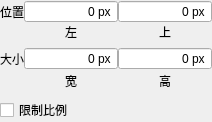
Old version of the form BIWidgets/pospropertywidget/pospropertyform.ui in the repository lsyeei/dashboard.
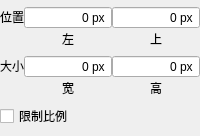
New version of the form.

Diff of the .ui file:
```diff
--- a/BIWidgets/pospropertywidget/pospropertyform.ui
+++ b/BIWidgets/pospropertywidget/pospropertyform.ui
@@ -6,16 +6,22 @@
    <rect>
     <x>0</x>
     <y>0</y>
-    <width>212</width>
-    <height>122</height>
+    <width>200</width>
+    <height>136</height>
    </rect>
   </property>
   <property name="sizePolicy">
-   <sizepolicy hsizetype="Preferred" vsizetype="Preferred">
+   <sizepolicy hsizetype="Preferred" vsizetype="Minimum">
     <horstretch>0</horstretch>
     <verstretch>0</verstretch>
    </sizepolicy>
   </property>
+  <property name="minimumSize">
+   <size>
+    <width>0</width>
+    <height>0</height>
+   </size>
+  </property>
   <property name="windowTitle">
    <string>Form</string>
   </property>
@@ -24,26 +30,29 @@
     <number>0</number>
    </property>
    <property name="sizeConstraint">
-    <enum>QLayout::SizeConstraint::SetNoConstraint</enum>
+    <enum>QLayout::SizeConstraint::SetMinimumSize</enum>
    </property>
    <property name="leftMargin">
     <number>0</number>
    </property>
    <property name="topMargin">
-    <number>0</number>
+    <number>5</number>
    </property>
    <property name="rightMargin">
     <number>0</number>
    </property>
    <property name="bottomMargin">
-    <number>0</number>
+    <number>5</number>
    </property>
    <item>
     <layout class="QHBoxLayout" name="horizontalLayout">
+     <property name="sizeConstraint">
+      <enum>QLayout::SizeConstraint::SetMinimumSize</enum>
+     </property>
      <item>
       <widget class="QLabel" name="posLabel">
        <property name="sizePolicy">
-        <sizepolicy hsizetype="Fixed" vsizetype="Preferred">
+        <sizepolicy hsizetype="Fixed" vsizetype="Fixed">
          <horstretch>0</horstretch>
          <verstretch>0</verstretch>
         </sizepolicy>
@@ -67,14 +76,17 @@
        <property name="buttonSymbols">
         <enum>QAbstractSpinBox::ButtonSymbols::NoButtons</enum>
        </property>
+       <property name="showGroupSeparator" stdset="0">
+        <bool>false</bool>
+       </property>
        <property name="suffix">
         <string> px</string>
        </property>
        <property name="minimum">
-        <number>-2147483647</number>
+        <number>-99999</number>
        </property>
        <property name="maximum">
-        <number>2147483647</number>
+        <number>999999</number>
        </property>
       </widget>
      </item>
@@ -96,10 +108,10 @@
         <string> px</string>
        </property>
        <property name="minimum">
-        <number>-2147483647</number>
+        <number>-99999</number>
        </property>
        <property name="maximum">
-        <number>2147483647</number>
+        <number>999999</number>
        </property>
       </widget>
      </item>
@@ -107,6 +119,9 @@
    </item>
    <item>
     <layout class="QHBoxLayout" name="horizontalLayout_2">
+     <property name="sizeConstraint">
+      <enum>QLayout::SizeConstraint::SetMinimumSize</enum>
+     </property>
      <property name="bottomMargin">
       <number>0</number>
      </property>
@@ -186,13 +201,16 @@
    </item>
    <item>
     <layout class="QHBoxLayout" name="horizontalLayout_3">
+     <property name="sizeConstraint">
+      <enum>QLayout::SizeConstraint::SetMinimumSize</enum>
+     </property>
      <property name="topMargin">
       <number>6</number>
      </property>
      <item>
       <widget class="QLabel" name="label">
        <property name="sizePolicy">
-        <sizepolicy hsizetype="Fixed" vsizetype="Preferred">
+        <sizepolicy hsizetype="Fixed" vsizetype="Fixed">
          <horstretch>0</horstretch>
          <verstretch>0</verstretch>
         </sizepolicy>
@@ -220,7 +238,7 @@
         <string> px</string>
        </property>
        <property name="maximum">
-        <number>2147483647</number>
+        <number>999999</number>
        </property>
       </widget>
      </item>
@@ -242,7 +260,7 @@
         <string> px</string>
        </property>
        <property name="maximum">
-        <number>2147483647</number>
+        <number>999999</number>
        </property>
       </widget>
      </item>
@@ -250,6 +268,9 @@
    </item>
    <item>
     <layout class="QHBoxLayout" name="horizontalLayout_4">
+     <property name="sizeConstraint">
+      <enum>QLayout::SizeConstraint::SetMinimumSize</enum>
+     </property>
      <property name="topMargin">
       <number>0</number>
      </property>
@@ -271,6 +292,12 @@
      </item>
      <item>
       <widget class="QLabel" name="widthLabel">
+       <property name="sizePolicy">
+        <sizepolicy hsizetype="Preferred" vsizetype="Fixed">
+         <horstretch>0</horstretch>
+         <verstretch>0</verstretch>
+        </sizepolicy>
+       </property>
        <property name="text">
         <string>宽</string>
        </property>
@@ -281,6 +308,12 @@
      </item>
      <item>
       <widget class="QLabel" name="heightLabel">
+       <property name="sizePolicy">
+        <sizepolicy hsizetype="Preferred" vsizetype="Fixed">
+         <horstretch>0</horstretch>
+         <verstretch>0</verstretch>
+        </sizepolicy>
+       </property>
        <property name="text">
         <string>高</string>
        </property>
@@ -296,6 +329,9 @@
      <property name="spacing">
       <number>0</number>
      </property>
+     <property name="sizeConstraint">
+      <enum>QLayout::SizeConstraint::SetMinimumSize</enum>
+     </property>
      <property name="topMargin">
       <number>6</number>
      </property>
```
